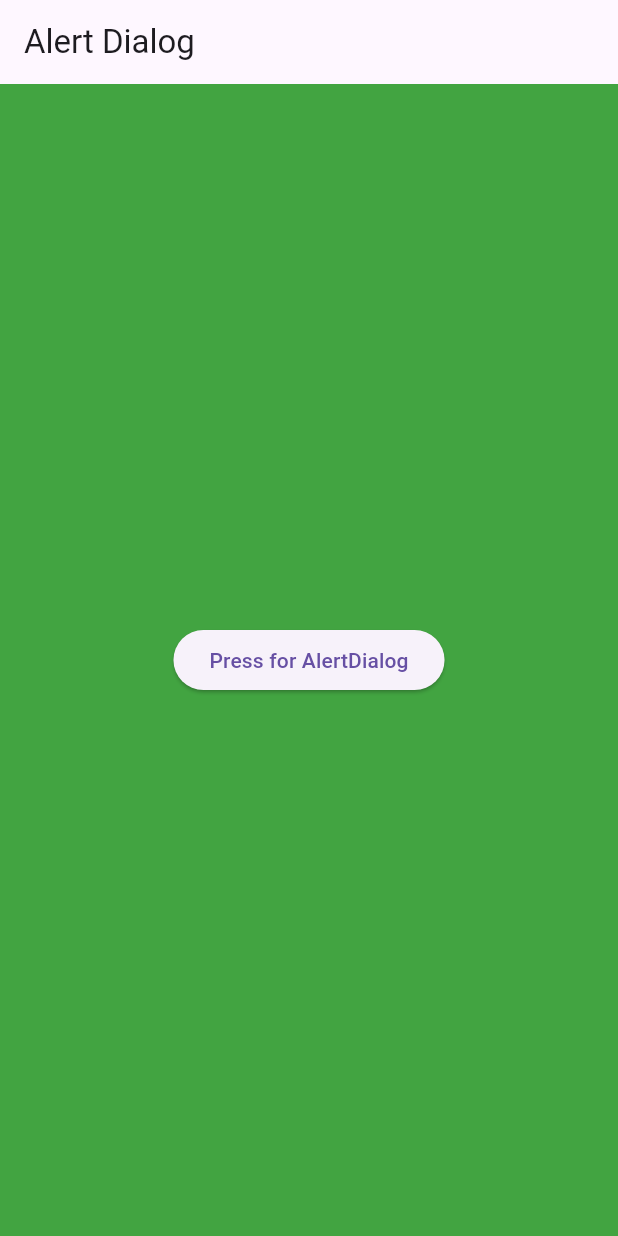
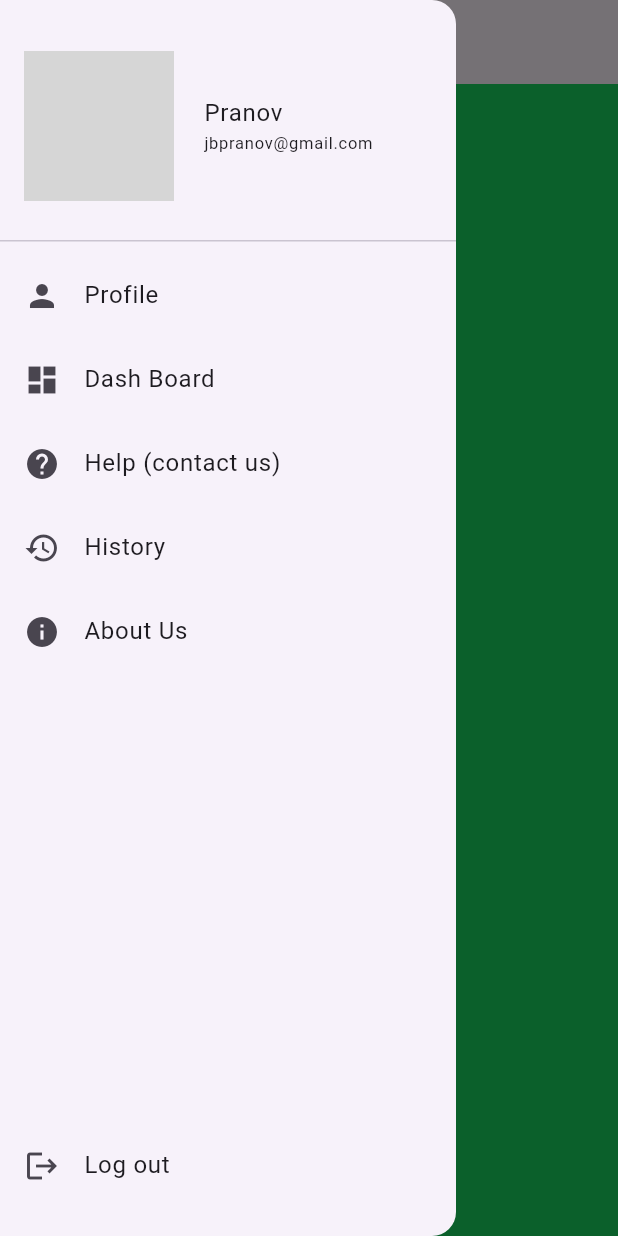
Before and after one commit to jbpranov2204/Flutter_Projects, a Flutter app: the screen it shows after launch, with the side drawer open (before the commit the screen has no drawer), on a phone screen of 412 x 824 dp. Run offline on Flutter 3.47's test engine with Material 3 defaults, Android fonts, the phone set to English and light mode, and no system bars; network calls fail; grey boxes are pictures that could not be loaded.

Commit message:
made some changes

```diff
--- /dev/null
+++ b/lib/Pages/About.dart
@@ -0,0 +1,12 @@
+import 'package:flutter/material.dart';
+
+class About extends StatelessWidget {
+  const About({super.key});
+
+  @override
+  Widget build(BuildContext context) {
+    return Scaffold(
+      appBar: AppBar(title: Text('About Us'),),
+    );
+  }
+}
--- /dev/null
+++ b/lib/Pages/History.dart
@@ -0,0 +1,12 @@
+import 'package:flutter/material.dart';
+
+class History extends StatelessWidget {
+  const History({super.key});
+
+  @override
+  Widget build(BuildContext context) {
+    return Scaffold(
+      appBar: AppBar(title: Text('History'),),
+    );
+  }
+}
--- a/lib/Widgets/Dismissible.dart
+++ b/lib/Widgets/Dismissible.dart
@@ -23,11 +23,12 @@ class _DismissibleWidgetState extends State<DismissibleWidget> {
             }
             else{
               ScaffoldMessenger.of(context).showSnackBar(SnackBar(content: Text(fruits[index]),
-              backgroundColor: const Color.fromARGB(255, 9, 159, 129),));
+              backgroundColor: const Color.fromARGB(255, 25, 153, 128),));
             }
           },
           key: Key(fruit), child: ListTile(
             title: Text(fruits[index]),
+
 
           ));
       }
--- /dev/null
+++ b/lib/Widgets/Drawer.dart
@@ -0,0 +1,115 @@
+import 'package:flutter/material.dart';
+import 'package:flutter_application_2/Pages/About.dart';
+import 'package:flutter_application_2/Pages/DashBoard.dart';
+import 'package:flutter_application_2/Pages/Help.dart';
+import 'package:flutter_application_2/Pages/History.dart';
+import 'package:flutter_application_2/Pages/Logout.dart';
+import 'package:flutter_application_2/Pages/Profile.dart';
+
+
+
+class DrawerWidget extends StatelessWidget {
+  const DrawerWidget({super.key});
+
+  @override
+  Widget build(BuildContext context) {
+    return Scaffold(
+      appBar: AppBar(title: Text('Drawer'),),
+      drawer: Drawer(
+        child: Column(
+          children: [
+            DrawerHeader(child:
+            Row(
+              children: [
+                CircleAvatar(
+                  radius: 50,
+                  backgroundImage: NetworkImage('https://pbs.twimg.com/profile_images/1816958428771749888/f49y3HRM_400x400.png'),
+                ),
+                SizedBox(
+                  width: 20,
+                ),
+                Column(
+                  mainAxisAlignment: MainAxisAlignment.center,
+                  crossAxisAlignment: CrossAxisAlignment.start,
+
+
+                  children: [Text('Pranov')
+                  ,Text('jbpranov@gmail.com', style: TextStyle(fontSize: 11),)],
+
+
+
+
+                )
+
+              ],
+
+            )),
+            ListTile(
+              title: Text('Profile'),
+              leading: Icon(Icons.person),
+              onTap: () {
+                Navigator.of(context).push(MaterialPageRoute(
+                                builder: (context) => ProfileWidget()));
+              },
+
+            ),
+                  ListTile(
+              title: Text('Dash Board'),
+              leading: Icon(Icons.dashboard),
+              onTap: () {
+                Navigator.of(context).push(MaterialPageRoute(
+                                builder: (context) =>Dashboard()));
+
+              },
+
+            ),
+                  ListTile(
+              title: Text('Help (contact us)'),
+              leading: Icon(Icons.help),
+              onTap: () {
+                Navigator.of(context).push(MaterialPageRoute(
+                                builder: (context) =>HelpWidget()));
+
+              },
+
+
+            ),
+                  ListTile(
+              title: Text('History'),
+              leading: Icon(Icons.history),
+              onTap: () {
+                Navigator.of(context).push(MaterialPageRoute(
+                                builder: (context) =>History()));
+
+              },
+
+            ),
+                  ListTile(
+              title: Text('About Us'),
+              leading: Icon(Icons.info),
+               onTap: () {
+                Navigator.of(context).push(MaterialPageRoute(
+                                builder: (context) =>About()));
+
+              },
+
+            ),
+            SizedBox(
+              height: 300,
+            ),
+                  ListTile(
+              title: Text('Log out'),
+              leading: Icon(Icons.logout),
+               onTap: () {
+                Navigator.of(context).push(MaterialPageRoute(
+                                builder: (context) =>Logout()));
+
+              },
+
+            ),
+          ],
+        ),
+      ),
+    );
+  }
+}
--- a/lib/main.dart
+++ b/lib/main.dart
@@ -1,7 +1,6 @@
 import 'package:flutter/material.dart';
-import 'package:flutter_application_2/Widgets/Alert.dart';
 
-import 'package:flutter_application_2/Widgets/Dismissible.dart';
+import 'package:flutter_application_2/Widgets/Drawer.dart';
 
 
 void main(){
@@ -16,11 +15,11 @@ class MyApp extends StatelessWidget {
     return MaterialApp(
 
       theme: ThemeData(
-         scaffoldBackgroundColor: const Color.fromARGB(255, 66, 164, 65),
+         scaffoldBackgroundColor: const Color.fromARGB(255, 25, 210, 93),
 
 
       ),
-        home:AlertWidget(),
+        home:DrawerWidget(),
         debugShowCheckedModeBanner: false,
 
     );
--- a/pubspec.yaml
+++ b/pubspec.yaml
@@ -59,8 +59,8 @@ flutter:
   uses-material-design: true
 
   # To add assets to your application, add an assets section, like this:
-  # assets:
-  #   - images/a_dot_burr.jpeg
+  assets:
+    - asset/
   #   - images/a_dot_ham.jpeg
 
   # An image asset can refer to one or more resolution-specific "variants", see
```
Also changed, not shown: lib/Pages/DashBoard.dart (added, +12 -0 lines), lib/Pages/Help.dart (added, +12 -0 lines), lib/Pages/Logout.dart (added, +12 -0 lines), lib/Pages/Profile.dart (added, +12 -0 lines), asset/batman.jpg (added).
